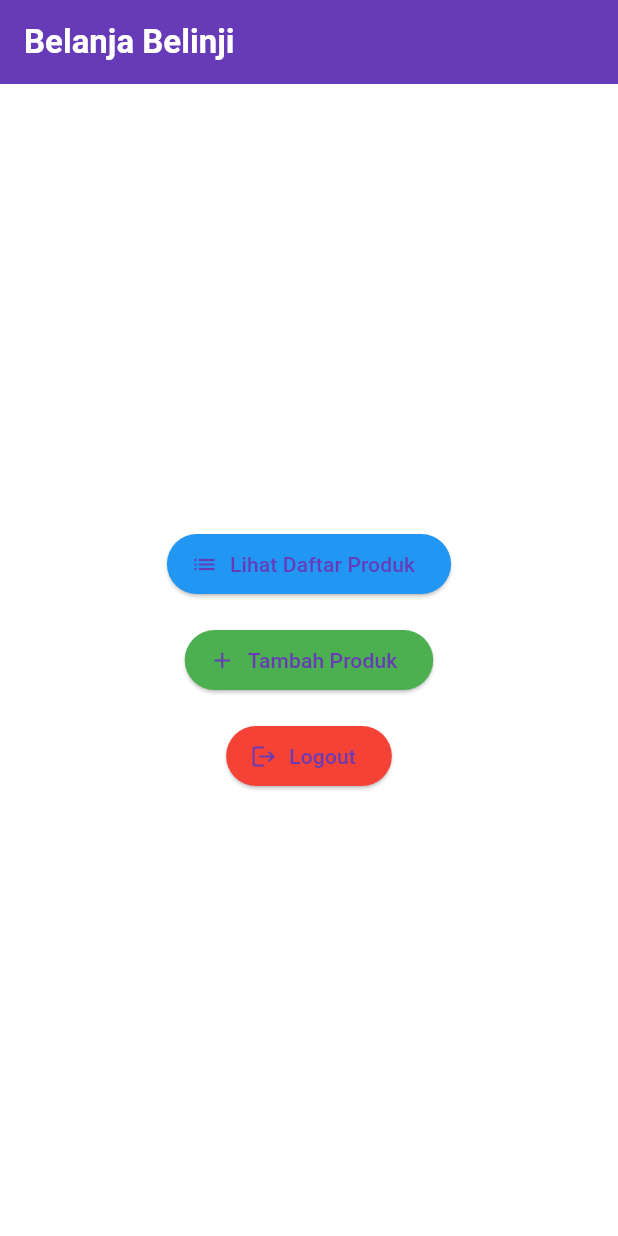
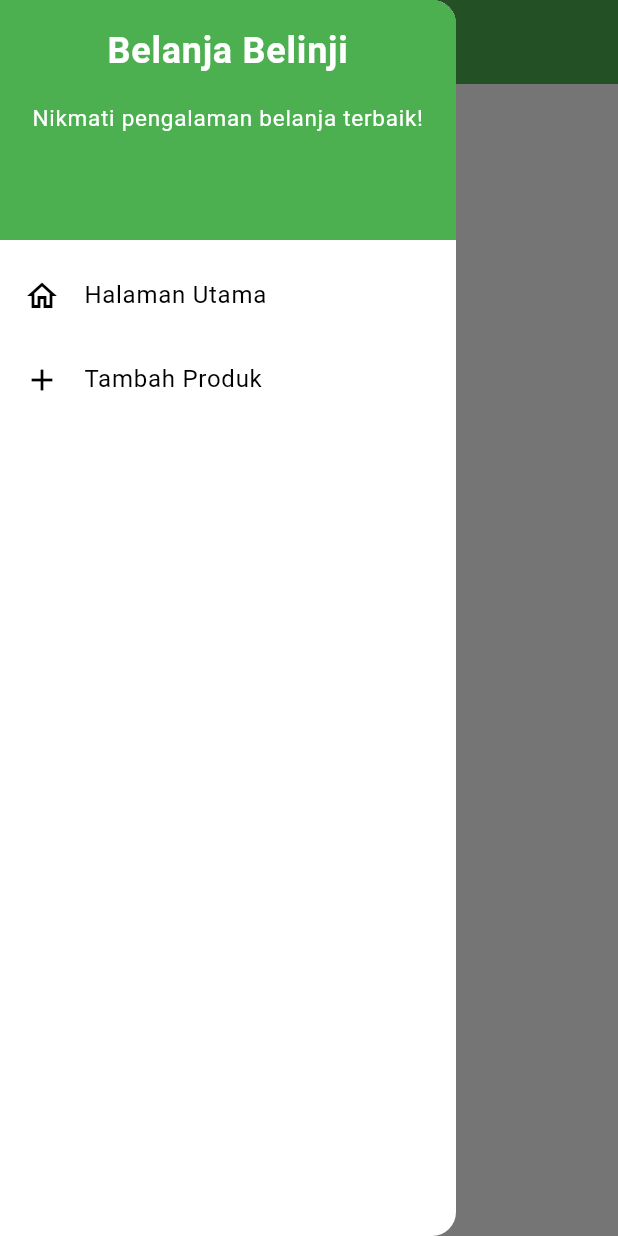
Before and after one commit to nawaetuna/belanja-belinji-mobile, a Flutter app: the screen it shows after launch, with the side drawer open (before the commit the screen has no drawer), on a phone screen of 412 x 824 dp. Run offline on Flutter 3.47's test engine with Material 3 defaults, Android fonts, the phone set to English and light mode, and no system bars.

Commit message:
tugas individu 8

```diff
--- a/lib/main.dart
+++ b/lib/main.dart
@@ -1,5 +1,5 @@
 import 'package:flutter/material.dart';
-import 'package:belanja_belinji/menu.dart';
+import 'package:belanja_belinji/screens/menu.dart';
 
 void main() {
   runApp(const MyApp());
@@ -11,11 +11,11 @@
   @override
   Widget build(BuildContext context) {
     return MaterialApp(
-      title: 'Flutter Demo',
+      title: 'Belanja Belinji',
       theme: ThemeData(
         colorScheme: ColorScheme.fromSwatch(
-          primarySwatch: Colors.deepPurple,
-        ).copyWith(secondary: Colors.deepPurple[400]),
+          primarySwatch: Colors.green,
+        ).copyWith(secondary: Colors.yellow[700]),
         useMaterial3: true,
       ),
       home: MyHomePage(),
--- a/lib/menu.dart
+++ /dev/null
@@ -1,165 +0,0 @@
-import 'package:flutter/material.dart';
-
-class MyHomePage extends StatelessWidget {
-  MyHomePage({super.key});
-
-   @override
-  Widget build(BuildContext context) {
-    return Scaffold(
-      appBar: AppBar(
-        title: const Text(
-          'Belanja Belinji',
-          style: TextStyle(
-            color: Colors.white,
-            fontWeight: FontWeight.bold,
-          ),
-        ),
-        backgroundColor: Theme.of(context).colorScheme.primary,
-      ),
-      body: Center(
-        child: Column(
-          mainAxisAlignment: MainAxisAlignment.center,
-          children: [
-            // Button for "Lihat Daftar Produk"
-            ElevatedButton.icon(
-              onPressed: () {
-                ScaffoldMessenger.of(context).showSnackBar(
-                  const SnackBar(content: Text("Kamu telah menekan tombol Lihat Daftar Produk"))
-                );
-              },
-              icon: const Icon(Icons.list),
-              label: const Text("Lihat Daftar Produk"),
-              style: ElevatedButton.styleFrom(
-                backgroundColor: Colors.blue, // Color for Lihat Daftar Produk button
-              ),
-            ),
-            const SizedBox(height: 16), // Space between buttons
-
-            // Button for "Tambah Produk"
-            ElevatedButton.icon(
-              onPressed: () {
-                ScaffoldMessenger.of(context).showSnackBar(
-                  const SnackBar(content: Text("Kamu telah menekan tombol Tambah Produk"))
-                );
-              },
-              icon: const Icon(Icons.add),
-              label: const Text("Tambah Produk"),
-              style: ElevatedButton.styleFrom(
-                backgroundColor: Colors.green, // Color for Tambah Produk button
-              ),
-            ),
-            const SizedBox(height: 16), // Space between buttons
-
-            // Button for "Logout"
-            ElevatedButton.icon(
-              onPressed: () {
-                ScaffoldMessenger.of(context).showSnackBar(
-                  const SnackBar(content: Text("Kamu telah menekan tombol Logout"))
-                );
-              },
-              icon: const Icon(Icons.logout),
-              label: const Text("Logout"),
-              style: ElevatedButton.styleFrom(
-                backgroundColor: Colors.red, // Color for Logout button
-              ),
-            ),
-          ],
-        ),
-      ),
-    );
-  }
-}
-
-class InfoCard extends StatelessWidget {
-  // Kartu informasi yang menampilkan title dan content.
-
-  final String title;  // Judul kartu.
-  final String content;  // Isi kartu.
-
-  const InfoCard({super.key, required this.title, required this.content});
-
-  @override
-  Widget build(BuildContext context) {
-    return Card(
-      // Membuat kotak kartu dengan bayangan dibawahnya.
-      elevation: 2.0,
-      child: Container(
-        // Mengatur ukuran dan jarak di dalam kartu.
-        width: MediaQuery.of(context).size.width / 3.5, // menyesuaikan dengan lebar device yang digunakan.
-        padding: const EdgeInsets.all(16.0),
-        // Menyusun title dan content secara vertikal.
-        child: Column(
-          children: [
-            Text(
-              title,
-              style: const TextStyle(fontWeight: FontWeight.bold),
-            ),
-            const SizedBox(height: 8.0),
-            Text(content),
-          ],
-        ),
-      ),
-    );
-  }
-}
-
-class ItemHomepage {
-     final String name;
-     final IconData icon;
-
-     ItemHomepage(this.name, this.icon);
-}
-
-class ItemCard extends StatelessWidget {
-  // Menampilkan kartu dengan ikon dan nama.
-
-  final ItemHomepage item;
-
-  const ItemCard(this.item, {super.key});
-
-  @override
-  Widget build(BuildContext context) {
-    return Material(
-      // Menentukan warna latar belakang dari tema aplikasi.
-      color: Theme.of(context).colorScheme.secondary,
-      // Membuat sudut kartu melengkung.
-      borderRadius: BorderRadius.circular(12),
-
-      child: InkWell(
-        // Aksi ketika kartu ditekan.
-        onTap: () {
-          // Menampilkan pesan SnackBar saat kartu ditekan.
-          ScaffoldMessenger.of(context)
-            ..hideCurrentSnackBar()
-            ..showSnackBar(
-              SnackBar(content: Text("Kamu telah menekan tombol ${item.name}!"))
-            );
-        },
-        // Container untuk menyimpan Icon dan Text
-        child: Container(
-          padding: const EdgeInsets.all(8),
-          child: Center(
-            child: Column(
-              // Menyusun ikon dan teks di tengah kartu.
-              mainAxisAlignment: MainAxisAlignment.center,
-              children: [
-                Icon(
-                  item.icon,
-                  color: Colors.white,
-                  size: 30.0,
-                ),
-                const Padding(padding: EdgeInsets.all(3)),
-                Text(
-                  item.name,
-                  textAlign: TextAlign.center,
-                  style: const TextStyle(color: Colors.white),
-                ),
-              ],
-            ),
-          ),
-        ),
-      ),
-    );
-  }
-
-}
--- /dev/null
+++ b/lib/screens/menu.dart
@@ -0,0 +1,68 @@
+import 'package:flutter/material.dart';
+import 'package:belanja_belinji/widgets/left_drawer.dart';
+
+class MyHomePage extends StatelessWidget {
+  const MyHomePage({super.key});
+
+  @override
+  Widget build(BuildContext context) {
+    return Scaffold(
+      appBar: AppBar(
+        title: const Text(
+          'Belanja Belinji',
+          style: TextStyle(
+            color: Colors.white,
+            fontWeight: FontWeight.bold,
+          ),
+        ),
+        backgroundColor: Theme.of(context).colorScheme.primary,
+      ),
+      drawer: const LeftDrawer(),
+      body: Center(
+        child: Column(
+          mainAxisAlignment: MainAxisAlignment.center,
+          children: [
+            ElevatedButton.icon(
+              onPressed: () {
+                ScaffoldMessenger.of(context).showSnackBar(
+                  const SnackBar(content: Text("Kamu telah menekan tombol Lihat Daftar Produk")),
+                );
+              },
+              icon: const Icon(Icons.list),
+              label: const Text("Lihat Daftar Produk"),
+              style: ElevatedButton.styleFrom(
+                backgroundColor: Colors.blue,
+              ),
+            ),
+            const SizedBox(height: 16),
+            ElevatedButton.icon(
+              onPressed: () {
+                ScaffoldMessenger.of(context).showSnackBar(
+                  const SnackBar(content: Text("Kamu telah menekan tombol Tambah Produk")),
+                );
+              },
+              icon: const Icon(Icons.add),
+              label: const Text("Tambah Produk"),
+              style: ElevatedButton.styleFrom(
+                backgroundColor: Colors.green,
+              ),
+            ),
+            const SizedBox(height: 16),
+            ElevatedButton.icon(
+              onPressed: () {
+                ScaffoldMessenger.of(context).showSnackBar(
+                  const SnackBar(content: Text("Kamu telah menekan tombol Logout")),
+                );
+              },
+              icon: const Icon(Icons.logout),
+              label: const Text("Logout"),
+              style: ElevatedButton.styleFrom(
+                backgroundColor: Colors.red,
+              ),
+            ),
+          ],
+        ),
+      ),
+    );
+  }
+}
--- /dev/null
+++ b/lib/widgets/left_drawer.dart
@@ -0,0 +1,68 @@
+import 'package:flutter/material.dart';
+import 'package:belanja_belinji/screens/menu.dart';
+import 'package:belanja_belinji/screens/product_entry_form.dart';
+
+class LeftDrawer extends StatelessWidget {
+  const LeftDrawer({super.key});
+
+  @override
+  Widget build(BuildContext context) {
+    return Drawer(
+      child: ListView(
+        children: [
+          DrawerHeader(
+            decoration: BoxDecoration(
+              color: Theme.of(context).colorScheme.primary,
+            ),
+            child: const Column(
+              children: [
+                Text(
+                  'Belanja Belinji',
+                  textAlign: TextAlign.center,
+                  style: TextStyle(
+                    fontSize: 24,
+                    fontWeight: FontWeight.bold,
+                    color: Colors.white,
+                  ),
+                ),
+                Padding(padding: EdgeInsets.all(8)),
+                Text(
+                  "Nikmati pengalaman belanja terbaik!",
+                  textAlign: TextAlign.center,
+                  style: TextStyle(
+                    fontSize: 15,
+                    color: Colors.white,
+                  ),
+                ),
+              ],
+            ),
+          ),
+          ListTile(
+            leading: const Icon(Icons.home_outlined),
+            title: const Text('Halaman Utama'),
+            onTap: () {
+              Navigator.pushReplacement(
+                context,
+                MaterialPageRoute(
+                  builder: (context) => const MyHomePage(),
+                ),
+              );
+            },
+          ),
+          ListTile(
+            leading: const Icon(Icons.add),
+            title: const Text('Tambah Produk'),
+            onTap: () {
+              Navigator.pushReplacement(
+                context,
+                MaterialPageRoute(
+                  builder: (context) => const ProductEntryFormPage(),
+                ),
+              );
+            },
+          ),
+        ],
+      ),
+    );
+  }
+}
```
Also changed, not shown: lib/screens/product_entry_form.dart (added, +153 -0 lines), lib/widgets/product_card.dart (added, +62 -0 lines), 1 other file.
